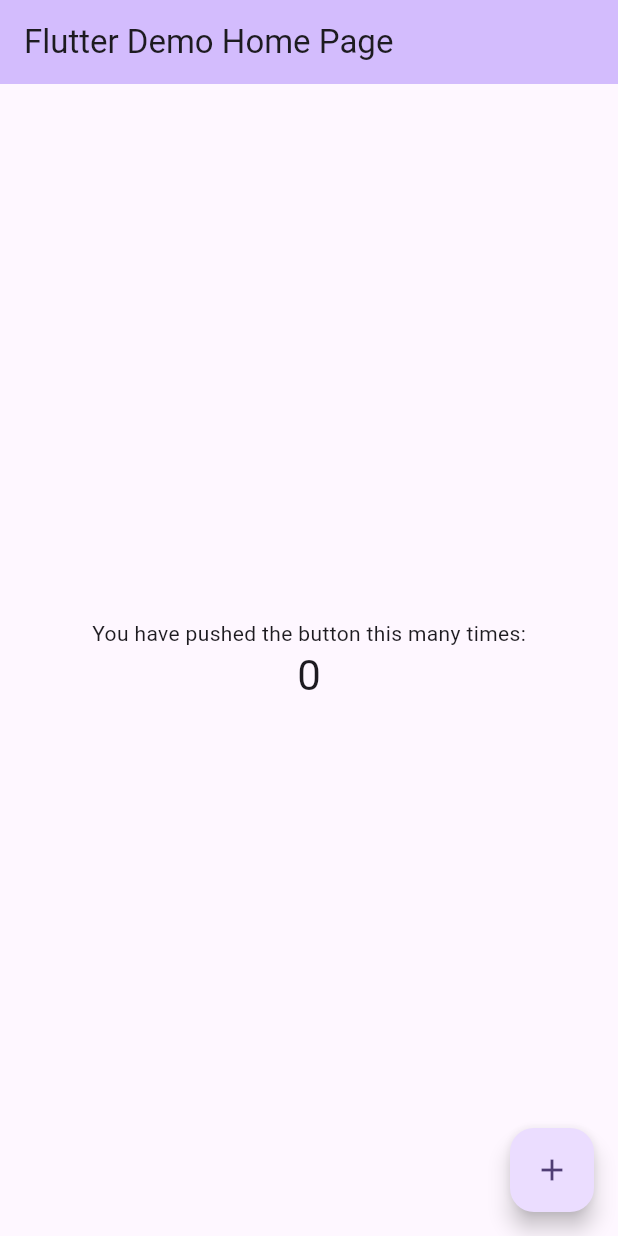
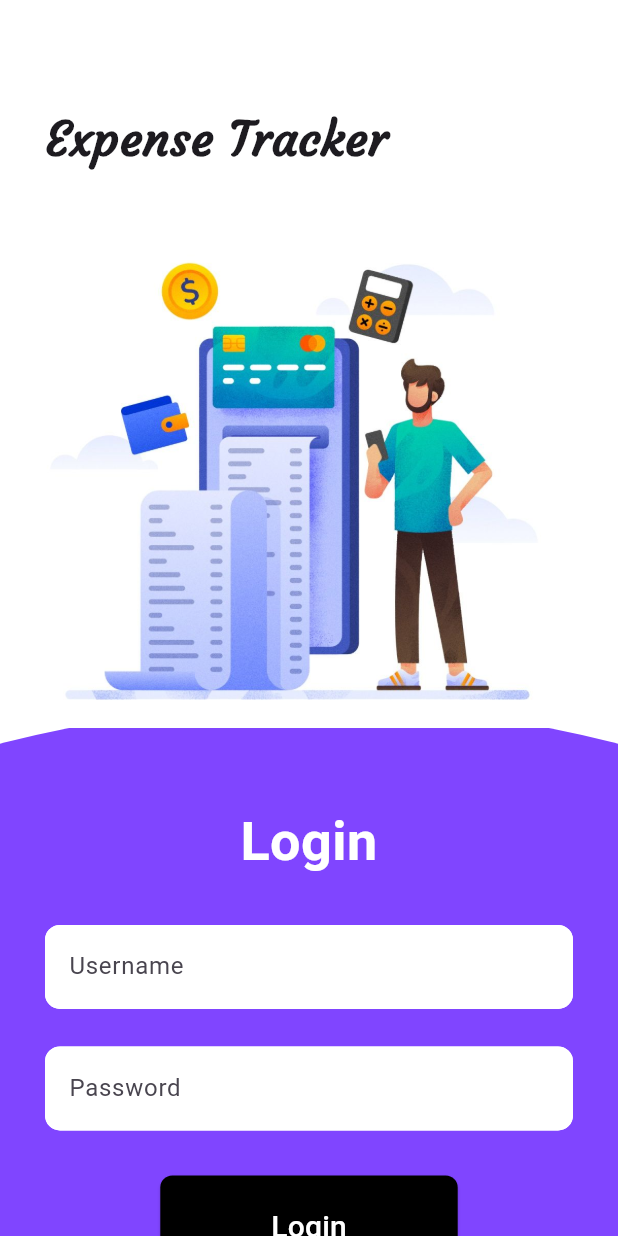
Before and after one commit to YVSMurthy/Expense-Tracker, a Flutter app: the screen it shows after launch, on a phone screen of 412 x 824 dp. Run offline on Flutter 3.47's test engine with Material 3 defaults, Android fonts, the phone set to English and light mode, and no system bars; our stand-ins replace flutter_secure_storage.

Commit message:
login page frontend

```diff
--- a/frontend/lib/main.dart
+++ b/frontend/lib/main.dart
@@ -1,125 +1,41 @@
 import 'package:flutter/material.dart';
+import 'package:flutter_secure_storage/flutter_secure_storage.dart';
+import 'package:frontend/pages/login.dart';
+import 'package:frontend/pages/dashboard.dart';
 
 void main() {
   runApp(const MyApp());
 }
 
-class MyApp extends StatelessWidget {
+class MyApp extends StatefulWidget {
   const MyApp({super.key});
 
-  // This widget is the root of your application.
   @override
-  Widget build(BuildContext context) {
-    return MaterialApp(
-      title: 'Flutter Demo',
-      theme: ThemeData(
-        // This is the theme of your application.
-        //
-        // TRY THIS: Try running your application with "flutter run". You'll see
-        // the application has a purple toolbar. Then, without quitting the app,
-        // try changing the seedColor in the colorScheme below to Colors.green
-        // and then invoke "hot reload" (save your changes or press the "hot
-        // reload" button in a Flutter-supported IDE, or press "r" if you used
-        // the command line to start the app).
-        //
-        // Notice that the counter didn't reset back to zero; the application
-        // state is not lost during the reload. To reset the state, use hot
-        // restart instead.
-        //
-        // This works for code too, not just values: Most code changes can be
-        // tested with just a hot reload.
-        colorScheme: ColorScheme.fromSeed(seedColor: Colors.deepPurple),
-        useMaterial3: true,
-      ),
-      home: const MyHomePage(title: 'Flutter Demo Home Page'),
-    );
-  }
+  ExpenseTracker createState() => ExpenseTracker();
 }
 
-class MyHomePage extends StatefulWidget {
-  const MyHomePage({super.key, required this.title});
-
-  // This widget is the home page of your application. It is stateful, meaning
-  // that it has a State object (defined below) that contains fields that affect
-  // how it looks.
-
-  // This class is the configuration for the state. It holds the values (in this
-  // case the title) provided by the parent (in this case the App widget) and
-  // used by the build method of the State. Fields in a Widget subclass are
-  // always marked "final".
-
-  final String title;
+class ExpenseTracker extends State<MyApp> {
+  final storage = FlutterSecureStorage();
+  String? token;
 
   @override
-  State<MyHomePage> createState() => _MyHomePageState();
-}
+  void initState() {
+    super.initState();
+    _loadToken();
+  }
 
-class _MyHomePageState extends State<MyHomePage> {
-  int _counter = 0;
+  Future<void> _loadToken() async {
+    final storedToken = await storage.read(key: 'auth_token');
 
-  void _incrementCounter() {
     setState(() {
-      // This call to setState tells the Flutter framework that something has
-      // changed in this State, which causes it to rerun the build method below
-      // so that the display can reflect the updated values. If we changed
-      // _counter without calling setState(), then the build method would not be
-      // called again, and so nothing would appear to happen.
-      _counter++;
+      token = storedToken;
     });
   }
 
   @override
   Widget build(BuildContext context) {
-    // This method is rerun every time setState is called, for instance as done
-    // by the _incrementCounter method above.
-    //
-    // The Flutter framework has been optimized to make rerunning build methods
-    // fast, so that you can just rebuild anything that needs updating rather
-    // than having to individually change instances of widgets.
-    return Scaffold(
-      appBar: AppBar(
-        // TRY THIS: Try changing the color here to a specific color (to
-        // Colors.amber, perhaps?) and trigger a hot reload to see the AppBar
-        // change color while the other colors stay the same.
-        backgroundColor: Theme.of(context).colorScheme.inversePrimary,
-        // Here we take the value from the MyHomePage object that was created by
-        // the App.build method, and use it to set our appbar title.
-        title: Text(widget.title),
-      ),
-      body: Center(
-        // Center is a layout widget. It takes a single child and positions it
-        // in the middle of the parent.
-        child: Column(
-          // Column is also a layout widget. It takes a list of children and
-          // arranges them vertically. By default, it sizes itself to fit its
-          // children horizontally, and tries to be as tall as its parent.
-          //
-          // Column has various properties to control how it sizes itself and
-          // how it positions its children. Here we use mainAxisAlignment to
-          // center the children vertically; the main axis here is the vertical
-          // axis because Columns are vertical (the cross axis would be
-          // horizontal).
-          //
-          // TRY THIS: Invoke "debug painting" (choose the "Toggle Debug Paint"
-          // action in the IDE, or press "p" in the console), to see the
-          // wireframe for each widget.
-          mainAxisAlignment: MainAxisAlignment.center,
-          children: <Widget>[
-            const Text(
-              'You have pushed the button this many times:',
-            ),
-            Text(
-              '$_counter',
-              style: Theme.of(context).textTheme.headlineMedium,
-            ),
-          ],
-        ),
-      ),
-      floatingActionButton: FloatingActionButton(
-        onPressed: _incrementCounter,
-        tooltip: 'Increment',
-        child: const Icon(Icons.add),
-      ), // This trailing comma makes auto-formatting nicer for build methods.
+    return MaterialApp(
+      home: (token != null) ? Dashboard() : Login(),
     );
   }
 }
--- /dev/null
+++ b/frontend/lib/pages/login.dart
@@ -0,0 +1,175 @@
+import 'package:flutter/material.dart';
+import 'package:flutter_secure_storage/flutter_secure_storage.dart';
+import 'package:frontend/pages/dashboard.dart';
+
+class Login extends StatefulWidget {
+  const Login({super.key});
+
+  @override
+  LoginState createState() => LoginState();
+}
+
+class LoginState extends State<Login> {
+  String username = "", password = "";
+
+  @override
+  void initState() {
+    super.initState();
+  }
+
+  // login user
+  void verifyUser() {
+    print("Username:" + username);
+    print("Password:" + password);
+
+    Navigator.push(
+      context,
+      MaterialPageRoute(builder: (context) => const Dashboard())
+    );
+  }
+
+  @override
+  Widget build(BuildContext context) {
+    final double w = MediaQuery.of(context).size.width;
+    final double h = MediaQuery.of(context).size.height;
+
+    return Scaffold(
+      backgroundColor: Colors.white,
+      body: SingleChildScrollView(
+        child: Container(
+          // height: h,
+          child: Stack(
+            children: [
+              Positioned(
+                top: h*0.57,
+                left: -w*2,
+                child: Container(
+                  width: w*5,
+                  height: h*2,
+                  decoration: BoxDecoration(
+                    color: Color(0xFF8045FF),
+                    shape: BoxShape.circle,
+                  ),
+                )
+              ),
+
+              Container(
+                padding: EdgeInsets.symmetric(vertical: 50, horizontal: 20),
+                margin: EdgeInsets.symmetric(vertical: 20, horizontal: 10),
+                child: Column(
+                  crossAxisAlignment: CrossAxisAlignment.start,
+                  mainAxisAlignment: MainAxisAlignment.start,
+                  children: [
+                    Text(
+                "Expense Tracker",
+                      style: TextStyle(
+                        fontFamily: 'Courgette',
+                        fontSize: 32,
+                        fontWeight: FontWeight.bold,
+                      ),
+                    ),
+
+                    SizedBox(height: 40),
+
+                    Image.asset('assets/login.png',
+                      height: w*0.8,
+                      width: h*0.5,
+                      fit: BoxFit.cover,
+                    ),
+
+                    SizedBox(height: 50),
+
+                    Column(
+                      crossAxisAlignment: CrossAxisAlignment.center,
+                      children: [
+                        Text(
+                          "Login",
+                          textAlign: TextAlign.center,
+                          style: TextStyle(
+                            fontSize: 36,
+                            fontWeight: FontWeight.w600,
+                            color: Colors.white,
+                          ),
+                        ),
+
+                        SizedBox(height: 30),
+
+                        TextField(
+                          decoration: InputDecoration(
+                            labelText: "Username",
+                            filled: true,
+                            fillColor: Colors.white,
+                            enabledBorder: OutlineInputBorder(
+                              borderRadius: BorderRadius.circular(10.0), // Adds rounded corners
+                              borderSide: BorderSide(color: Colors.white),
+                            ),
+                            focusedBorder: OutlineInputBorder(
+                              borderSide: BorderSide(color: const Color.fromARGB(255, 0, 0, 0)),
+                            ),
+                            border: OutlineInputBorder(),
+                          ),
+                          onChanged: (value) => {
+                            setState(() {
+                              username = value;
+                            })
+                          },
+                        ),
+
+                        SizedBox(height: 25),
+
+                        TextField(
+                          decoration: InputDecoration(
+                            labelText: "Password",
+                            filled: true,
+                            fillColor: Colors.white,
+                            enabledBorder: OutlineInputBorder(
+                              borderRadius: BorderRadius.circular(10.0), // Adds rounded corners
+                              borderSide: BorderSide(color: Colors.white),
+                            ),
+                            focusedBorder: OutlineInputBorder(
+                              borderSide: BorderSide(color: const Color.fromARGB(255, 0, 0, 0)),
+                            ),
+                            border: OutlineInputBorder(),
+                          ),
+                          obscureText: true,
+                          onChanged: (value) => {
+                            setState(() {
+                              password = value;
+                            })
+                          },
+                        ),
+
+                        SizedBox(height: 30),
+
+                        ElevatedButton(
+                          onPressed: verifyUser,
+                          style: ElevatedButton.styleFrom(
+                            backgroundColor: Color(0xFF000000),
+                            shape: RoundedRectangleBorder(
+                              borderRadius: BorderRadius.circular(8)
+                            ),
+                          ),
+                          child: Container(
+                            padding: EdgeInsets.symmetric(vertical: 20, horizontal: 50),
+                            child: Text(
+                              "Login",
+                              style: TextStyle(
+                                color: Colors.white,
+                                fontSize: 20,
+                                fontWeight: FontWeight.w500
+                              ),
+                            ),
+                          )
+                        )
+                      ],
+                    ),
+                  ],
+                ),
+              ),
+            ],
+          )
+        ),
+      )
+    );
+  }
+}
```
Also changed, not shown: frontend/fonts/Courgette/OFL.txt (added, +94 -0 lines), frontend/lib/pages/dashboard.dart (added, +24 -0 lines), frontend/pubspec.yaml (+9 -0 lines), frontend/assets/login.png (added), frontend/assets/signup1.png (added), frontend/assets/signup2.png (added), frontend/fonts/Courgette/Courgette-Regular.ttf (added), frontend/pubspec.lock, 5 other files.
